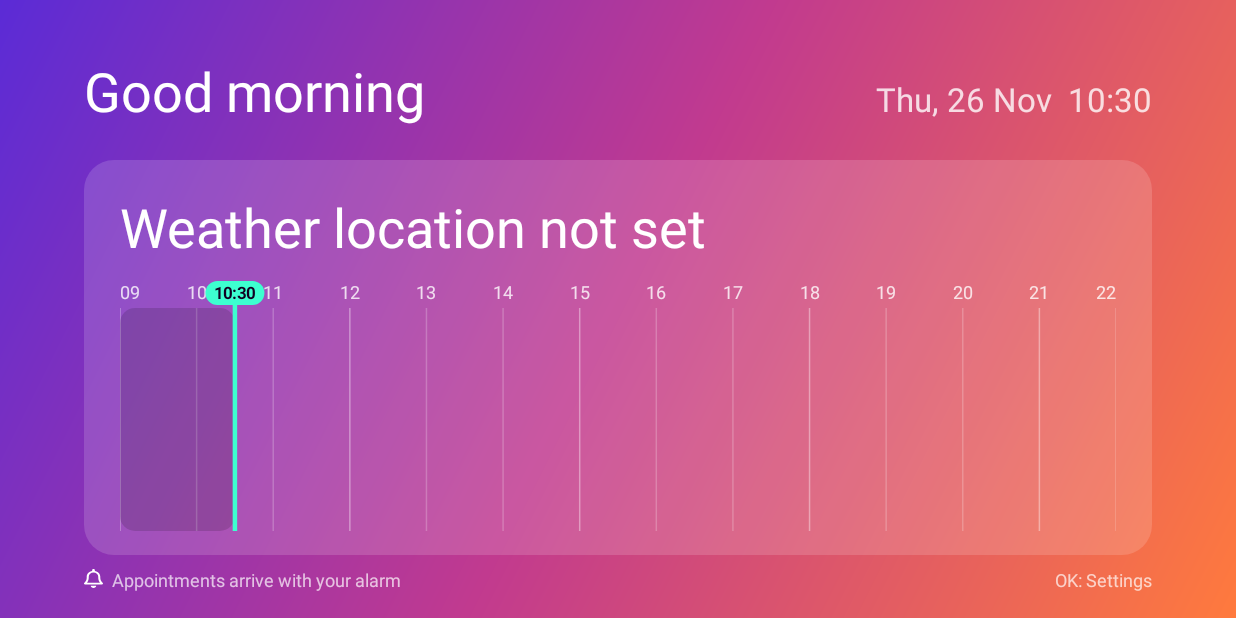
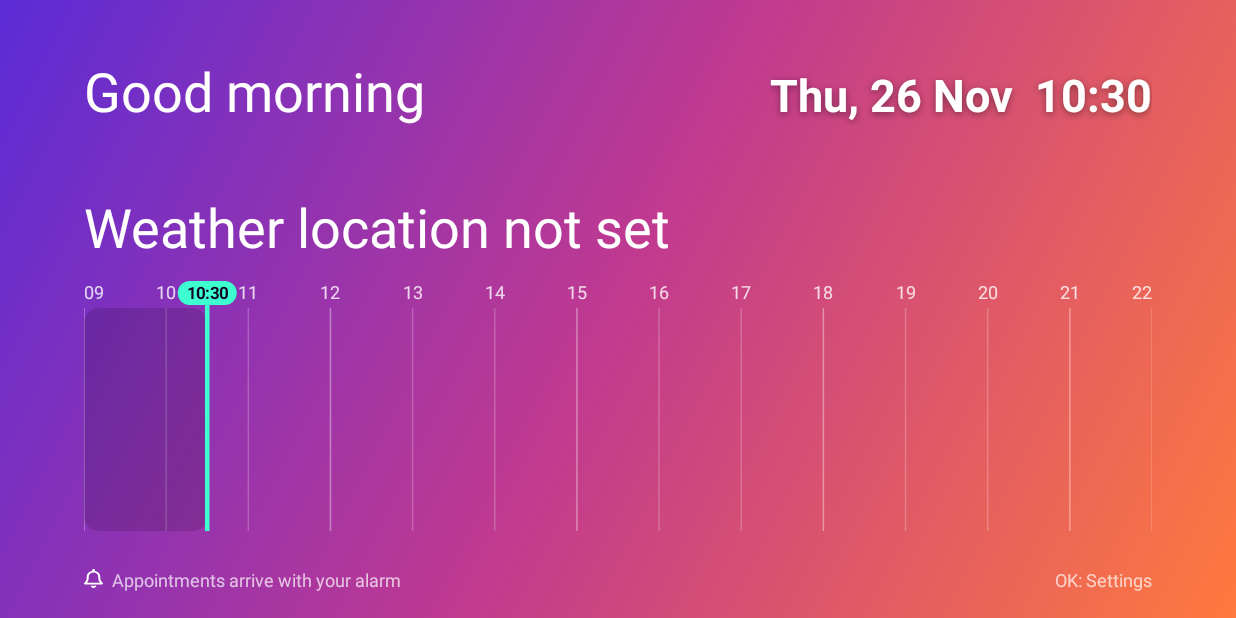
Before and after one commit to janvoegl/morning-tv, an Android app: the screen it shows after launch (MainActivity), on a phone screen of 824 x 412 dp (held sideways). Run offline under Robolectric (Android 15) with nearby library versions, the phone set to English and light mode, and no system bars; pictures from the network do not load.

Commit message:
style: larger, bold clock top right; graph without its own card background
Co-Authored-By: Claude Sonnet 5.5 <noreply@anthropic.com>

```diff
--- a/app/src/main/res/layout/activity_main.xml
+++ b/app/src/main/res/layout/activity_main.xml
@@ -22,7 +22,8 @@
             <TextView android:id="@+id/greeting" android:layout_width="0dp" android:layout_height="wrap_content"
                 android:layout_weight="1" android:textColor="#FFFFFFFF" android:textSize="36sp" />
             <TextView android:id="@+id/clock" android:layout_width="wrap_content" android:layout_height="wrap_content"
-                android:textColor="#CCFFFFFF" android:textSize="22sp" />
+                android:textColor="#FFFFFFFF" android:textSize="30sp" android:textStyle="bold"
+                android:shadowColor="#66000000" android:shadowDx="0" android:shadowDy="2" android:shadowRadius="6" />
         </LinearLayout>
 
         <LinearLayout
@@ -75,9 +76,9 @@
         </LinearLayout>
 
         <LinearLayout android:id="@+id/graphCard" android:layout_width="match_parent" android:layout_height="0dp"
-            android:layout_marginTop="22dp" android:layout_weight="1" android:background="@drawable/card_bg"
-            android:orientation="vertical" android:paddingStart="24dp" android:paddingTop="20dp"
-            android:paddingEnd="24dp" android:paddingBottom="16dp" android:visibility="gone">
+            android:layout_marginTop="22dp" android:layout_weight="1"
+            android:orientation="vertical" android:paddingTop="20dp"
+            android:paddingBottom="16dp" android:visibility="gone">
             <LinearLayout android:layout_width="match_parent" android:layout_height="wrap_content"
                 android:gravity="center_vertical" android:orientation="horizontal">
                 <TextView android:id="@+id/gNow" android:layout_width="wrap_content" android:layout_height="wrap_content"
```
